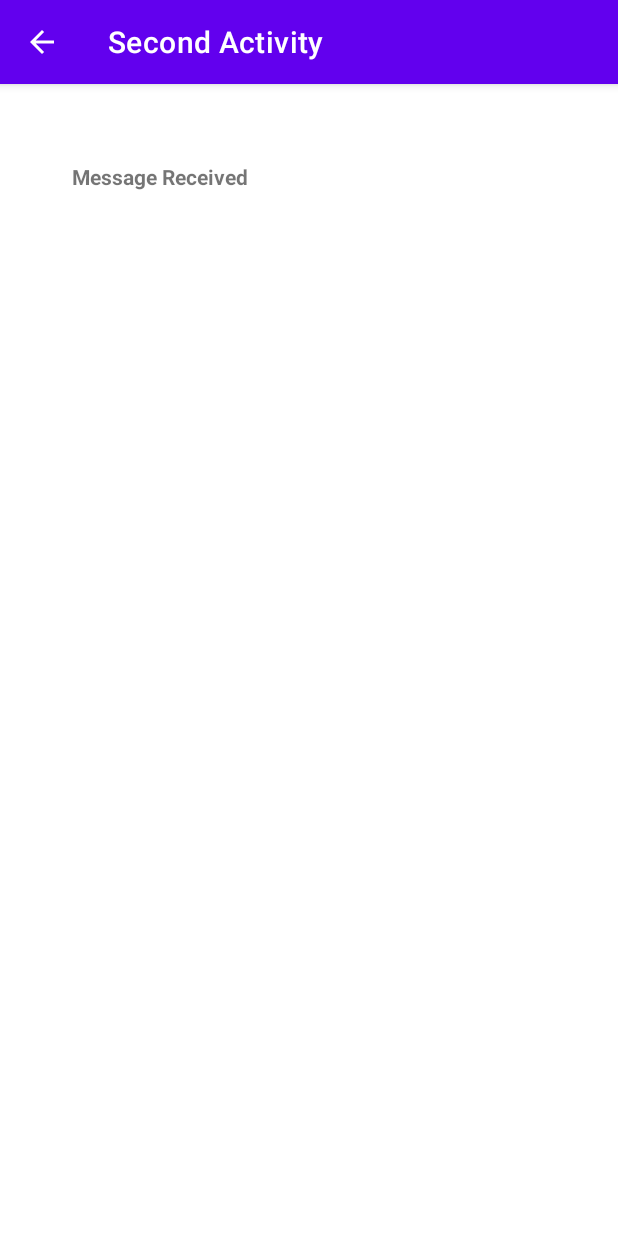
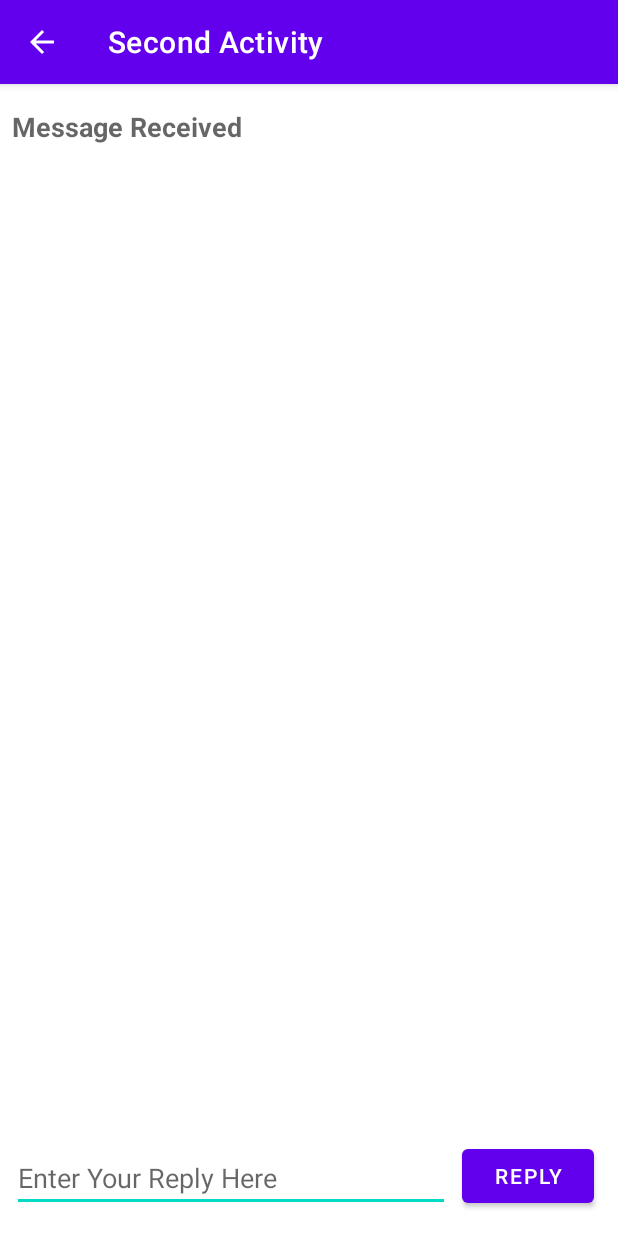
Before and after one commit to Orioltest/Exercici5GalOri, an Android app: the screen it shows after launch (SecondActivity), after a tap on "SEND", on a phone screen of 412 x 824 dp. Run offline under Robolectric (Android 15) with nearby library versions, the phone set to English and light mode, and no system bars.

Commit message:
Practica 5

```diff
--- a/app/src/main/java/com/example/exercici5galori/MainActivity.java
+++ b/app/src/main/java/com/example/exercici5galori/MainActivity.java
@@ -6,11 +6,23 @@ import android.content.Intent;
 import android.os.Bundle;
 import android.view.View;
 import android.util.Log;
+import android.widget.EditText;
+import android.widget.TextView;
 
 
 
 
 public class MainActivity extends AppCompatActivity {
+    public static final int TEXT_REQUEST = 1;
+    private TextView mReplyHeadTextView;
+    private TextView mReplyTextView;
+
+    public static final String EXTRA_MESSAGE =
+            "com.example.android.twoactivities.extra.MESSAGE";
+
+    private EditText mMessageEditText;
+
+
     private static final String LOG_TAG =
             MainActivity.class.getSimpleName();
 
@@ -18,11 +30,34 @@ public class MainActivity extends AppCompatActivity {
     protected void onCreate(Bundle savedInstanceState) {
         super.onCreate(savedInstanceState);
         setContentView(R.layout.activity_main);
+        mMessageEditText = findViewById(R.id.editText_main);
+        mReplyHeadTextView = findViewById(R.id.text_header_reply);
+        mReplyTextView = findViewById(R.id.text_message_reply);
     }
+    @Override
+    public void onActivityResult(int requestCode, int resultCode, Intent data) {
+        super.onActivityResult(requestCode, resultCode, data);
 
+        // Test for the right intent reply.
+        if (requestCode == TEXT_REQUEST) {
+            // Test to make sure the intent reply result was good.
+            if (resultCode == RESULT_OK) {
+                String reply = data.getStringExtra(SecondActivity.EXTRA_REPLY);
+
+                // Make the reply head visible.
+                mReplyHeadTextView.setVisibility(View.VISIBLE);
+
+                // Set the reply and make it visible.
+                mReplyTextView.setText(reply);
+                mReplyTextView.setVisibility(View.VISIBLE);
+            }
+        }
+    }
     public void launchSecondActivity(View view) {
         Log.d(LOG_TAG, "Button clicked!");
         Intent intent = new Intent(this, SecondActivity.class);
-        startActivity(intent);
+        String message = mMessageEditText.getText().toString();
+        intent.putExtra(EXTRA_MESSAGE, message);
+        startActivityForResult(intent, TEXT_REQUEST);
     }
 }
--- a/app/src/main/java/com/example/exercici5galori/SecondActivity.java
+++ b/app/src/main/java/com/example/exercici5galori/SecondActivity.java
@@ -2,13 +2,34 @@ package com.example.exercici5galori;
 
 import androidx.appcompat.app.AppCompatActivity;
 
+import android.content.Intent;
 import android.os.Bundle;
+import android.view.View;
+import android.widget.EditText;
+import android.widget.TextView;
 
 public class SecondActivity extends AppCompatActivity {
+
+    public static final String EXTRA_REPLY =
+            "com.example.android.twoactivities.extra.REPLY";
+    private EditText mReply;
 
     @Override
     protected void onCreate(Bundle savedInstanceState) {
         super.onCreate(savedInstanceState);
         setContentView(R.layout.activity_second);
+        mReply = findViewById(R.id.editText_second);
+        Intent intent = getIntent();
+        String message = intent.getStringExtra(MainActivity.EXTRA_MESSAGE);
+        TextView textView = findViewById(R.id.text_message);
+        textView.setText(message);
+    }
+
+    public void returnReply(View view) {
+        String reply = mReply.getText().toString();
+        Intent replyIntent = new Intent();
+        replyIntent.putExtra(EXTRA_REPLY, reply);
+        setResult(RESULT_OK, replyIntent);
+        finish();
     }
 }
--- a/app/src/main/res/layout/activity_second.xml
+++ b/app/src/main/res/layout/activity_second.xml
@@ -7,14 +7,50 @@
     tools:context=".SecondActivity">
 
     <TextView
-        android:id="@+id/textView"
+        android:id="@+id/text_header"
         android:layout_width="wrap_content"
         android:layout_height="wrap_content"
-        android:layout_marginLeft="8dp"
-        android:layout_marginStart="48dp"
-        android:layout_marginTop="52dp"
-        android:text="@string/msg"
+        android:layout_marginStart="8dp"
+        android:layout_marginTop="16dp"
+        android:text="Message Received"
+        android:textAppearance=
+            "@style/TextAppearance.AppCompat.Medium"
         android:textStyle="bold"
         app:layout_constraintStart_toStartOf="parent"
         app:layout_constraintTop_toTopOf="parent" />
+
+    <TextView
+        android:id="@+id/text_message"
+        android:layout_width="wrap_content"
+        android:layout_height="wrap_content"
+        android:layout_marginStart="8dp"
+        android:layout_marginTop="8dp"
+        app:layout_constraintStart_toStartOf="parent"
+        app:layout_constraintTop_toBottomOf="@+id/text_header" />
+
+    <Button
+        android:id="@+id/button_second"
+        android:layout_width="wrap_content"
+        android:layout_height="wrap_content"
+        android:layout_marginBottom="16dp"
+        android:layout_marginRight="16dp"
+        android:text="@string/button_second"
+        android:onClick="returnReply"
+        app:layout_constraintBottom_toBottomOf="parent"
+        app:layout_constraintRight_toRightOf="parent" />
+
+    <EditText
+        android:id="@+id/editText_second"
+        android:layout_width="0dp"
+        android:layout_height="wrap_content"
+        android:layout_marginBottom="16dp"
+        android:layout_marginEnd="8dp"
+        android:layout_marginStart="8dp"
+        android:ems="10"
+        android:hint="@string/editText_second"
+        android:inputType="textLongMessage"
+        app:layout_constraintBottom_toBottomOf="parent"
+        app:layout_constraintEnd_toStartOf="@+id/button_second"
+        app:layout_constraintStart_toStartOf="parent" />
+
 </androidx.constraintlayout.widget.ConstraintLayout>
--- a/app/src/main/res/values/strings.xml
+++ b/app/src/main/res/values/strings.xml
@@ -2,4 +2,7 @@
     <string name="app_name">Exercici5GalOri</string>
     <string name="btn_send">Send</string>
     <string name="msg">Message Received</string>
+    <string name="button_second">Reply</string>
+    <string name="editText_second">Enter Your Reply Here</string>
+    <string name="text_header_reply">Reply Received</string>
 </resources>
```
Also changed, not shown: app/src/main/res/layout/activity_main.xml (+43 -3 lines).
